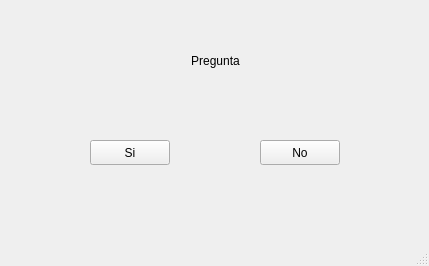
Before: the Qt Designer form AdivinaIA/partida.ui in Tirus214/Proyectos-Estructuras, drawn with Qt 5.
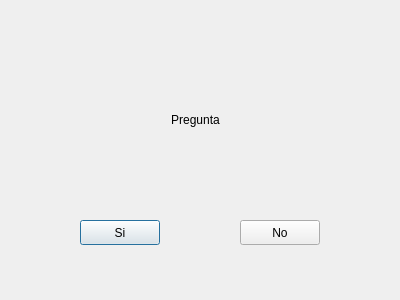
After: the same form once the commit is applied.

What changed in the file:
```diff
--- a/AdivinaIA/partida.ui
+++ b/AdivinaIA/partida.ui
@@ -1,40 +1,39 @@
 <?xml version="1.0" encoding="UTF-8"?>
 <ui version="4.0">
- <class>MainWindow</class>
- <widget class="QMainWindow" name="MainWindow">
+ <class>Partida</class>
+ <widget class="QDialog" name="Partida">
   <property name="geometry">
    <rect>
     <x>0</x>
     <y>0</y>
-    <width>429</width>
-    <height>266</height>
+    <width>400</width>
+    <height>300</height>
    </rect>
   </property>
   <property name="windowTitle">
    <string>MainWindow</string>
   </property>
-  <widget class="QWidget" name="centralwidget">
-   <widget class="QLabel" name="label">
+  <widget class="QLabel" name="lblPregunta">
     <property name="geometry">
      <rect>
-      <x>40</x>
-      <y>40</y>
-      <width>351</width>
+     <x>90</x>
+     <y>100</y>
+     <width>211</width>
       <height>41</height>
      </rect>
     </property>
     <property name="text">
-     <string>Pregunta</string>
+    <string>&lt;html&gt;&lt;head/&gt;&lt;body&gt;&lt;p&gt;Pregunta&lt;/p&gt;&lt;/body&gt;&lt;/html&gt;</string>
     </property>
     <property name="alignment">
      <set>Qt::AlignCenter</set>
     </property>
    </widget>
-   <widget class="QPushButton" name="pushButton">
+  <widget class="QPushButton" name="btnSi">
     <property name="geometry">
      <rect>
-      <x>90</x>
-      <y>140</y>
+     <x>80</x>
+     <y>220</y>
       <width>80</width>
       <height>25</height>
      </rect>
@@ -43,11 +42,11 @@
      <string>Si</string>
     </property>
    </widget>
-   <widget class="QPushButton" name="pushButton_2">
+  <widget class="QPushButton" name="btnNo">
     <property name="geometry">
      <rect>
-      <x>260</x>
-      <y>140</y>
+     <x>240</x>
+     <y>220</y>
       <width>80</width>
       <height>25</height>
      </rect>
@@ -56,18 +55,6 @@
      <string>No</string>
     </property>
    </widget>
-  </widget>
-  <widget class="QMenuBar" name="menubar">
-   <property name="geometry">
-    <rect>
-     <x>0</x>
-     <y>0</y>
-     <width>429</width>
-     <height>25</height>
-    </rect>
-   </property>
-  </widget>
-  <widget class="QStatusBar" name="statusbar"/>
  </widget>
  <resources/>
  <connections/>
```
Left out of the diff: 2 changed lines with no effect on the pictures. Lines whose indentation alone changed are shown as unchanged.
